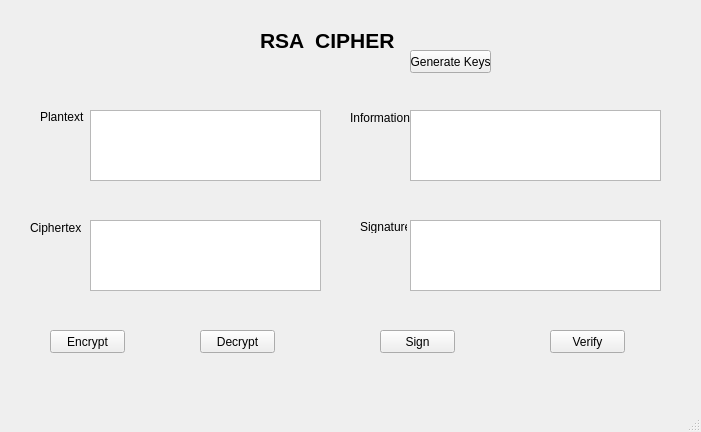
First picture: the form in Lab03/ui/rsa.ui, repository Nhuttruong0602397/Nhuttruong_2397, before the edit.
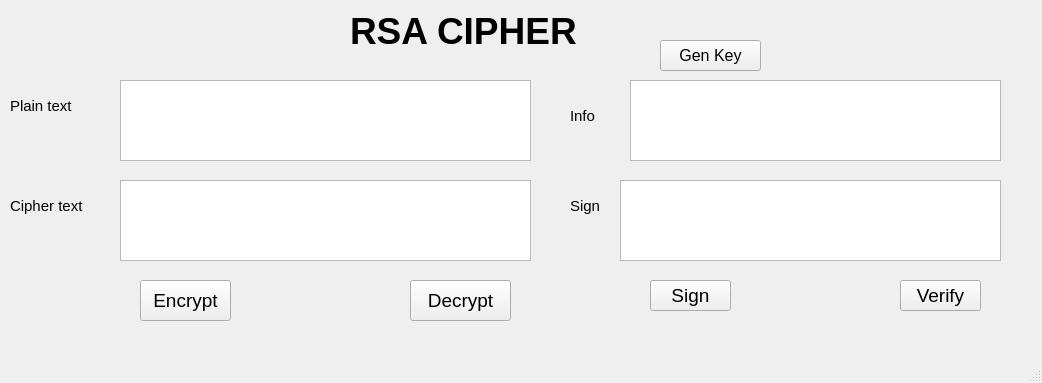
Second picture: the form after the edit.

```diff
--- a/Lab03/ui/rsa.ui
+++ b/Lab03/ui/rsa.ui
@@ -6,8 +6,8 @@
    <rect>
     <x>0</x>
     <y>0</y>
-    <width>701</width>
-    <height>432</height>
+    <width>1042</width>
+    <height>383</height>
    </rect>
   </property>
   <property name="windowTitle">
@@ -17,123 +17,54 @@
    <widget class="QLabel" name="label">
     <property name="geometry">
      <rect>
-      <x>260</x>
-      <y>30</y>
-      <width>161</width>
-      <height>21</height>
+      <x>350</x>
+      <y>0</y>
+      <width>311</width>
+      <height>61</height>
      </rect>
     </property>
     <property name="font">
      <font>
-      <pointsize>16</pointsize>
+      <pointsize>28</pointsize>
       <weight>75</weight>
       <bold>true</bold>
      </font>
     </property>
     <property name="text">
-     <string>RSA  CIPHER</string>
+     <string>RSA CIPHER</string>
     </property>
    </widget>
-   <widget class="QLabel" name="label_2">
+   <widget class="QPushButton" name="btn_gen_keys">
     <property name="geometry">
      <rect>
-      <x>40</x>
-      <y>110</y>
-      <width>47</width>
-      <height>13</height>
+      <x>660</x>
+      <y>40</y>
+      <width>101</width>
+      <height>31</height>
      </rect>
     </property>
-    <property name="text">
-     <string>Plantext</string>
+    <property name="font">
+     <font>
+      <pointsize>12</pointsize>
+     </font>
     </property>
-   </widget>
-   <widget class="QLabel" name="tddju">
-    <property name="geometry">
-     <rect>
-      <x>30</x>
-      <y>220</y>
-      <width>51</width>
-      <height>16</height>
-     </rect>
-    </property>
     <property name="text">
-     <string>Ciphertext</string>
+     <string>Gen Key</string>
     </property>
    </widget>
-   <widget class="QLabel" name="Information">
+   <widget class="QPushButton" name="btn_encrypt">
     <property name="geometry">
      <rect>
-      <x>350</x>
-      <y>110</y>
-      <width>61</width>
-      <height>16</height>
+      <x>140</x>
+      <y>280</y>
+      <width>91</width>
+      <height>41</height>
      </rect>
     </property>
-    <property name="text">
-     <string>Information</string>
-    </property>
-   </widget>
-   <widget class="QLabel" name="lab_04">
-    <property name="geometry">
-     <rect>
-      <x>360</x>
-      <y>220</y>
-      <width>47</width>
-      <height>13</height>
-     </rect>
-    </property>
-    <property name="text">
-     <string>Signature</string>
-    </property>
-   </widget>
-   <widget class="QPlainTextEdit" name="txtPlantext">
-    <property name="geometry">
-     <rect>
-      <x>90</x>
-      <y>110</y>
-      <width>231</width>
-      <height>71</height>
-     </rect>
-    </property>
-   </widget>
-   <widget class="QPlainTextEdit" name="txtCiphertext">
-    <property name="geometry">
-     <rect>
-      <x>90</x>
-      <y>220</y>
-      <width>231</width>
-      <height>71</height>
-     </rect>
-    </property>
-   </widget>
-   <widget class="QPlainTextEdit" name="txtInformation">
-    <property name="geometry">
-     <rect>
-      <x>410</x>
-      <y>110</y>
-      <width>251</width>
-      <height>71</height>
-     </rect>
-    </property>
-   </widget>
-   <widget class="QPlainTextEdit" name="txtSignature">
-    <property name="geometry">
-     <rect>
-      <x>410</x>
-      <y>220</y>
-      <width>251</width>
-      <height>71</height>
-     </rect>
-    </property>
-   </widget>
-   <widget class="QPushButton" name="btnEncrypt">
-    <property name="geometry">
-     <rect>
-      <x>50</x>
-      <y>330</y>
-      <width>75</width>
-      <height>23</height>
-     </rect>
+    <property name="font">
+     <font>
+      <pointsize>14</pointsize>
+     </font>
     </property>
     <property name="text">
      <string>Encrypt</string>
@@ -142,12 +73,17 @@
    <widget class="QPushButton" name="btnDecrypt">
     <property name="geometry">
      <rect>
-      <x>200</x>
-      <y>330</y>
-      <width>75</width>
-      <height>23</height>
+      <x>410</x>
+      <y>280</y>
+      <width>101</width>
+      <height>41</height>
      </rect>
     </property>
+    <property name="font">
+     <font>
+      <pointsize>14</pointsize>
+     </font>
+    </property>
     <property name="text">
      <string>Decrypt</string>
     </property>
@@ -155,12 +91,17 @@
    <widget class="QPushButton" name="btnSign">
     <property name="geometry">
      <rect>
-      <x>380</x>
-      <y>330</y>
-      <width>75</width>
-      <height>23</height>
+      <x>650</x>
+      <y>280</y>
+      <width>81</width>
+      <height>31</height>
      </rect>
     </property>
+    <property name="font">
+     <font>
+      <pointsize>14</pointsize>
+     </font>
+    </property>
     <property name="text">
      <string>Sign</string>
     </property>
@@ -168,27 +109,131 @@
    <widget class="QPushButton" name="btnVerify">
     <property name="geometry">
      <rect>
-      <x>550</x>
-      <y>330</y>
-      <width>75</width>
-      <height>23</height>
+      <x>900</x>
+      <y>280</y>
+      <width>81</width>
+      <height>31</height>
      </rect>
     </property>
+    <property name="font">
+     <font>
+      <pointsize>14</pointsize>
+     </font>
+    </property>
     <property name="text">
      <string>Verify</string>
     </property>
    </widget>
-   <widget class="QPushButton" name="btnGenerateKeys">
+   <widget class="QTextEdit" name="txt_plain_text">
     <property name="geometry">
      <rect>
-      <x>410</x>
-      <y>50</y>
+      <x>120</x>
+      <y>80</y>
+      <width>411</width>
+      <height>81</height>
+     </rect>
+    </property>
+   </widget>
+   <widget class="QTextEdit" name="txt_cipher_text">
+    <property name="geometry">
+     <rect>
+      <x>120</x>
+      <y>180</y>
+      <width>411</width>
+      <height>81</height>
+     </rect>
+    </property>
+   </widget>
+   <widget class="QTextEdit" name="txt_info">
+    <property name="geometry">
+     <rect>
+      <x>630</x>
+      <y>80</y>
+      <width>371</width>
+      <height>81</height>
+     </rect>
+    </property>
+   </widget>
+   <widget class="QTextEdit" name="txt_sign">
+    <property name="geometry">
+     <rect>
+      <x>620</x>
+      <y>180</y>
+      <width>381</width>
+      <height>81</height>
+     </rect>
+    </property>
+   </widget>
+   <widget class="QLabel" name="label_2">
+    <property name="geometry">
+     <rect>
+      <x>10</x>
+      <y>90</y>
       <width>81</width>
-      <height>23</height>
+      <height>31</height>
      </rect>
     </property>
+    <property name="font">
+     <font>
+      <pointsize>11</pointsize>
+     </font>
+    </property>
     <property name="text">
-     <string>Generate Keys</string>
+     <string>Plain text</string>
+    </property>
+   </widget>
+   <widget class="QLabel" name="label_3">
+    <property name="geometry">
+     <rect>
+      <x>10</x>
+      <y>190</y>
+      <width>91</width>
+      <height>31</height>
+     </rect>
+    </property>
+    <property name="font">
+     <font>
+      <pointsize>11</pointsize>
+     </font>
+    </property>
+    <property name="text">
+     <string>Cipher text</string>
+    </property>
+   </widget>
+   <widget class="QLabel" name="label_4">
+    <property name="geometry">
+     <rect>
+      <x>570</x>
+      <y>100</y>
+      <width>41</width>
+      <height>31</height>
+     </rect>
+    </property>
+    <property name="font">
+     <font>
+      <pointsize>11</pointsize>
+     </font>
+    </property>
+    <property name="text">
+     <string>Info</string>
+    </property>
+   </widget>
+   <widget class="QLabel" name="label_5">
+    <property name="geometry">
+     <rect>
+      <x>570</x>
+      <y>190</y>
+      <width>41</width>
+      <height>31</height>
+     </rect>
+    </property>
+    <property name="font">
+     <font>
+      <pointsize>11</pointsize>
+     </font>
+    </property>
+    <property name="text">
+     <string>Sign</string>
     </property>
    </widget>
   </widget>
```
Left out of the diff: 10 changed lines with no effect on the pictures.
